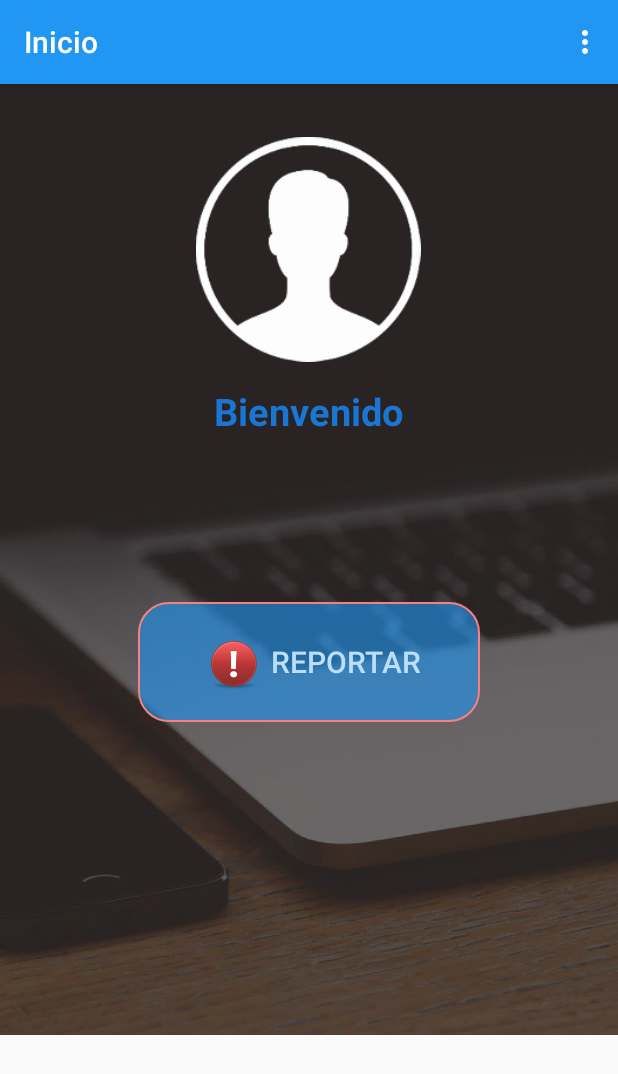
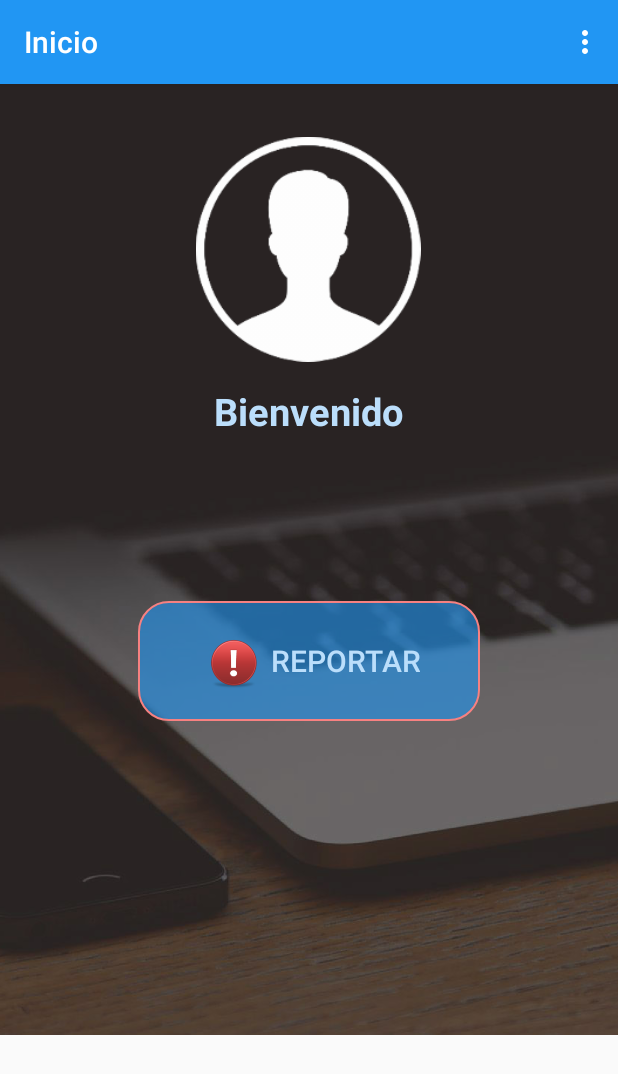
Before and after one commit to SebastianRauReyes/AngiesBreadWar_App, an Android app: the MainActivity screen opened directly, with no data from a screen before it, on a phone screen of 412 x 824 dp. Shown: the top 1074 px of the screen. Run offline under Robolectric (Android 15) with nearby library versions, the phone set to English and light mode, and no system bars.

Commit message:
Commit Carateres Fila 4 - v2

```diff
--- a/app/src/main/res/layout/activity_main.xml
+++ b/app/src/main/res/layout/activity_main.xml
@@ -32,7 +32,7 @@
                 android:layout_below="@+id/imageView_user"
                 android:layout_centerHorizontal="true"
                 android:layout_marginTop="15dp"
-                android:textColor="@color/primary_dark"
+                android:textColor="@color/primary_light"
                 android:text="Bienvenido"
                 android:textSize="25sp"
                 android:textStyle="bold" />
@@ -55,13 +55,13 @@
                 android:layout_height="80dp"
                 android:layout_below="@+id/textview_current_user"
                 android:layout_centerHorizontal="true"
-                android:layout_marginTop="70dp"
+                android:layout_marginTop="69dp"
                 android:background="@drawable/custom_button_2"
                 android:drawableStart="@mipmap/ic_warming_red"
+                android:onClick="hacerreporte"
                 android:paddingEnd="40dp"
                 android:paddingStart="40dp"
                 android:text="Reportar"
-                android:onClick="hacerreporte"
                 android:textColor="@color/primary_light"
                 android:textSize="20sp" />
 
```
